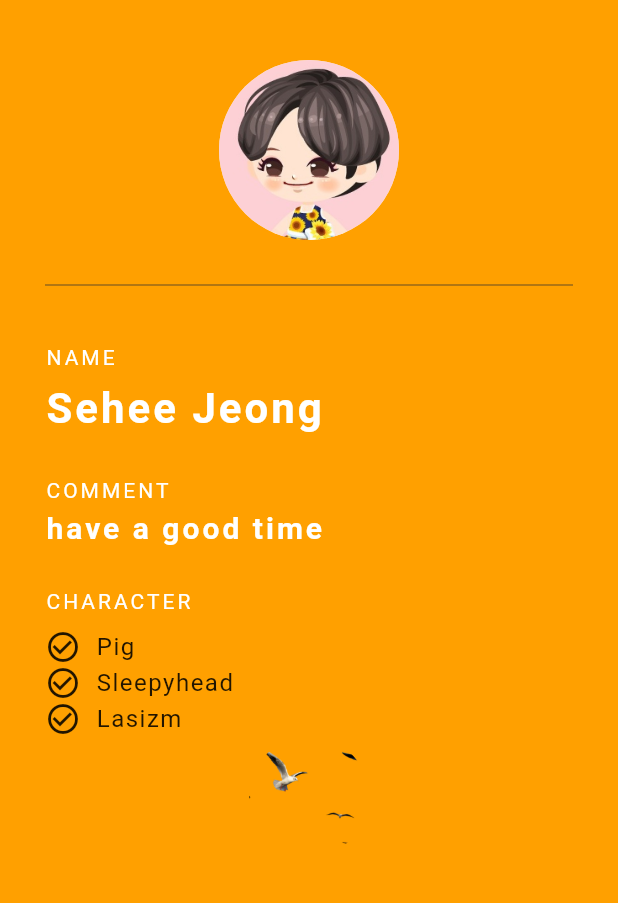
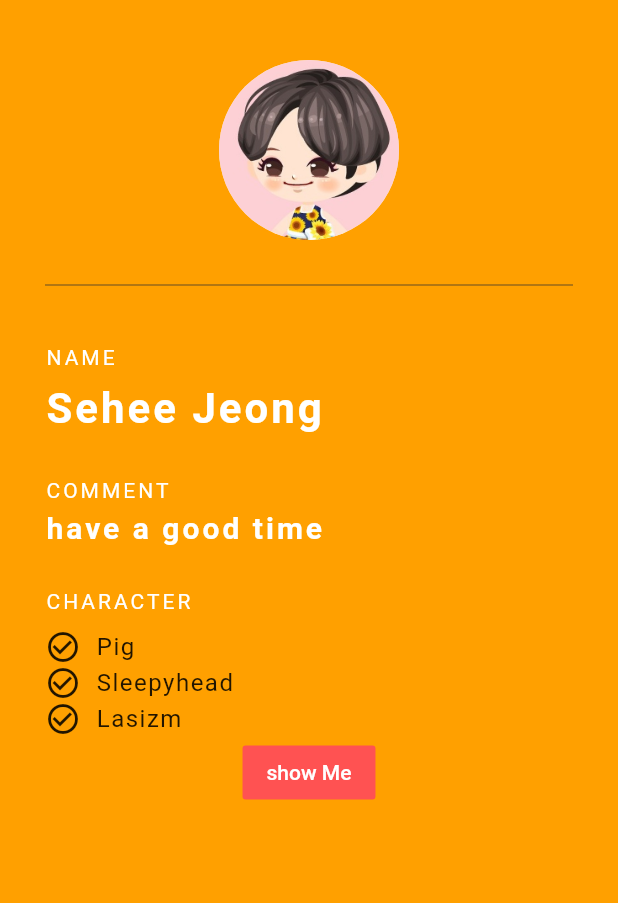
Before and after one commit to FlutterStudyKorea/flutter-intro, a Flutter app: the screen it shows after launch, on a phone screen of 412 x 824 dp, the part 84-987 px from its top. Run offline on Flutter 3.47's test engine with Material 2 defaults, Android fonts, the phone set to English and light mode, and no system bars.

```diff
--- a/intro/lib/main.dart
+++ b/intro/lib/main.dart
@@ -218,13 +218,23 @@ class Grade extends StatelessWidget {
                 )
               ],
             ),
-            Center(
-              child: CircleAvatar(
-                backgroundImage: AssetImage('assets/daco.png'),
-                radius: 40.0,
-                backgroundColor: Colors.transparent,
-              ),
-            ),
+            Builder(builder: (BuildContext childContext) {
+              return Center(
+                child: FlatButton(
+                  child: Text('show Me',
+                    style: TextStyle(
+                        color: Colors.white
+                    ),
+                  ),
+                  color: Colors.redAccent,
+                  onPressed: (){
+                      //현재 주어진 context 에서 위로 올라가면서, 가장 가까운 Scaffold를 찾아 반환해라
+                      //Something.of(context)
+                  showSnackBar("flat button clicked", childContext);
+                  },
+                ),
+              );
+            },)
           ],
         ),
       ),
@@ -232,6 +242,7 @@ class Grade extends StatelessWidget {
   }
 }
 
+
 void showSnackBar(String msg, BuildContext context){
   Scaffold.of(context).showSnackBar(
       SnackBar(content: Text(msg)));
```
Also changed, not shown: 1 other file.
